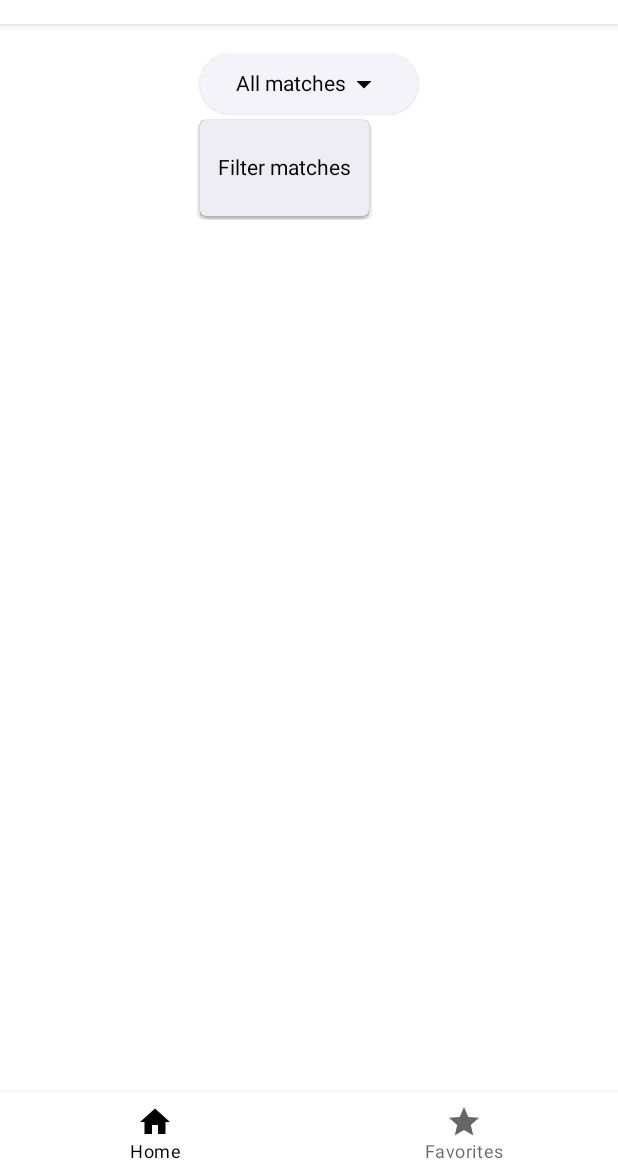
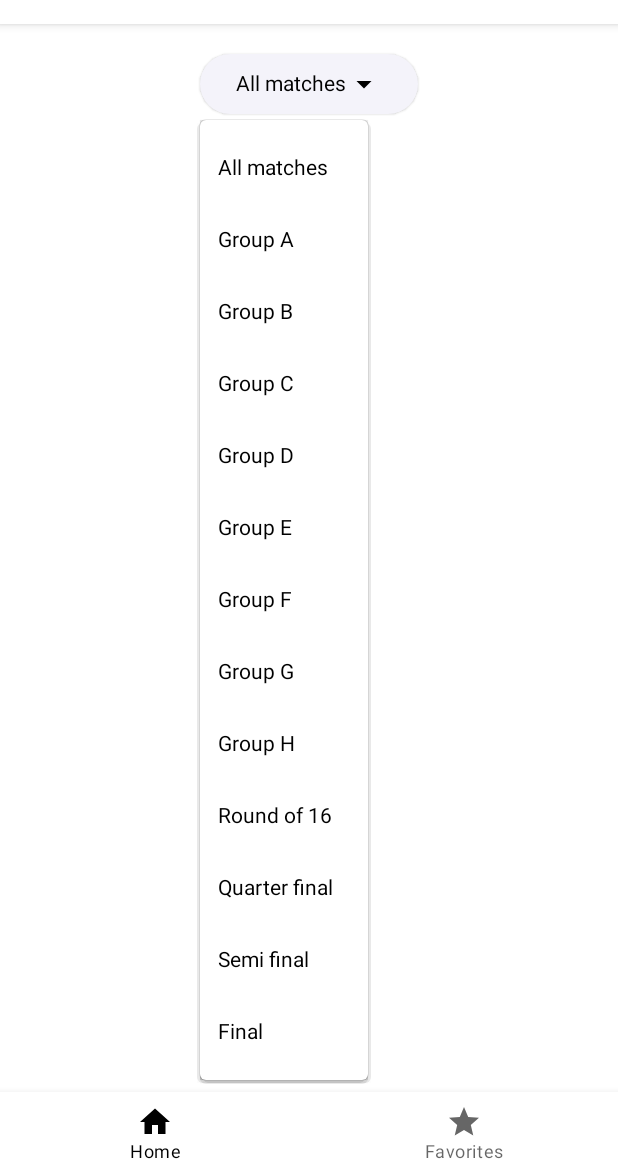
Before and after one commit to dgomesdev/Women-World-Cup, an Android app built with Jetpack Compose: the screen it shows after launch (MainActivity), after a tap on "All matches", on a phone screen of 412 x 824 dp, the part 60-1236 px from its top. Run offline under Robolectric (Android 15) with nearby library versions, the phone set to English and light mode, and no system bars; our stand-ins replace Dagger/Hilt's generated code; network calls fail; pictures from the network do not load; 1 statement that could not run was skipped.

Commit message:
Updated filter button

```diff
--- /dev/null
+++ b/app/src/main/java/com/dgomesdev/features/FilterLists.kt
@@ -0,0 +1,76 @@
+package com.dgomesdev.features
+
+object FilterLists {
+
+    val mainFilters = mapOf(
+        "Stages" to "All matches",
+        "Stadiums" to "All stadiums",
+        "Teams" to "All teams"
+    )
+
+    val stagesList = listOf(
+        "All matches",
+        "Group A",
+        "Group B",
+        "Group C",
+        "Group D",
+        "Group E",
+        "Group F",
+        "Group G",
+        "Group H",
+        "Round of 16",
+        "Quarter final",
+        "Semi final",
+        "Final",
+    )
+
+    val stadiumsList = listOf(
+        "All stadiums",
+        "Brisbane Stadium",
+        "Dunedin Stadium",
+        "Eden Park",
+        "Hindmarsh Stadium",
+        "Melbourne Rectangular Stadium",
+        "Perth Rectangular Stadium",
+        "Sidney Football Stadium",
+        "Stadium Australia",
+        "Waikato Stadium",
+        "Wellington Regional Stadium"
+    )
+
+    val teamsList = mapOf(
+        "All teams" to "",
+        "Argentina" to "ARG",
+        "Australia" to "AUS",
+        "Brazil" to "BRA",
+        "Canada" to "CAN",
+        "China" to "CHN",
+        "Colombia" to "COL",
+        "Costa Rica" to "CRI",
+        "Denmark" to "DNK",
+        "England" to "GBR",
+        "France" to "FRA",
+        "Germany" to "DEU",
+        "Haiti" to "HTI",
+        "Ireland" to "IRL",
+        "Italy" to "ITA",
+        "Jamaica" to "JAM",
+        "Japan" to "JPN",
+        "Morocco" to "MAR",
+        "Netherlands" to "NLD",
+        "New Zealand" to "NZL",
+        "Nigeria" to "NGA",
+        "Norway" to "NOR",
+        "Panama" to "PAN",
+        "Philippines" to "PHL",
+        "Portugal" to "PRT",
+        "South Africa" to "ZAF",
+        "South Korea" to "KOR",
+        "Spain" to "ESP",
+        "Sweden" to "SWE",
+        "Switzerland" to "CHE",
+        "United States" to "USA",
+        "Vietnam" to "VNM",
+        "Zambia" to "ZMB"
+    )
+}
--- a/app/src/main/java/com/dgomesdev/features/MainMenu.kt
+++ b/app/src/main/java/com/dgomesdev/features/MainMenu.kt
@@ -6,6 +6,9 @@ import androidx.compose.foundation.layout.Column
 import androidx.compose.foundation.layout.Row
 import androidx.compose.foundation.layout.fillMaxWidth
 import androidx.compose.foundation.layout.padding
+import androidx.compose.material.DrawerState
+import androidx.compose.material.ScaffoldState
+import androidx.compose.material.rememberDrawerState
 import androidx.compose.material3.Text
 import androidx.compose.runtime.Composable
 import androidx.compose.ui.Alignment
@@ -29,50 +32,27 @@ fun MainMenuHeader() {
 @Composable
 fun MainMenuBody(
     modifier: Modifier = Modifier,
-    onItemClick: (filterType: String, filter: String) -> Unit
+    onFilterButtonTextChange: (String) -> Unit,
+    onFilterSelected: () -> Unit
 ) {
+    val filters = FilterLists.mainFilters
     Column(modifier) {
+        for (filter in filters.entries.iterator()) {
             Row(
                 modifier = Modifier
                     .fillMaxWidth()
                     .clickable {
-                    onItemClick("group", "")
+                        onFilterButtonTextChange(filter.value)
+                        onFilterSelected()
                     }
                     .padding(16.dp)
             ) {
                 Text(
-                text = "Groups",
-                style = TextStyle(fontSize = 18.sp),
-                modifier = Modifier.weight(1f)
-            )
-        }
-        Row(
-            modifier = Modifier
-                .fillMaxWidth()
-                .clickable {
-                    onItemClick("stadium", "")
-                }
-                .padding(16.dp)
-        ) {
-            Text(
-                text = "Stadiums",
-                style = TextStyle(fontSize = 18.sp),
-                modifier = Modifier.weight(1f)
-            )
-        }
-        Row(
-            modifier = Modifier
-                .fillMaxWidth()
-                .clickable {
-                    onItemClick("team", "")
-                }
-                .padding(16.dp)
-        ) {
-            Text(
-                text = "Teams",
+                    text = filter.key,
                     style = TextStyle(fontSize = 18.sp),
                     modifier = Modifier.weight(1f)
                 )
             }
         }
     }
+}
--- a/app/src/main/java/com/dgomesdev/features/MainScreen.kt
+++ b/app/src/main/java/com/dgomesdev/features/MainScreen.kt
@@ -2,6 +2,7 @@ package com.dgomesdev.features
 
 import android.widget.Toast
 import androidx.compose.foundation.Image
+import androidx.compose.foundation.background
 import androidx.compose.foundation.clickable
 import androidx.compose.foundation.layout.Arrangement
 import androidx.compose.foundation.layout.Box
@@ -31,8 +32,6 @@ import androidx.compose.material.icons.filled.Info
 import androidx.compose.material.icons.filled.Menu
 import androidx.compose.material.icons.filled.Star
 import androidx.compose.material.rememberScaffoldState
-import androidx.compose.material3.DropdownMenu
-import androidx.compose.material3.DropdownMenuItem
 import androidx.compose.material3.ElevatedButton
 import androidx.compose.runtime.Composable
 import androidx.compose.runtime.getValue
@@ -58,16 +57,19 @@ import com.dgomesdev.women_world_cup.R
 import kotlinx.coroutines.launch
 
 typealias NotificationOnClick = (match: MatchDomain) -> Unit
-typealias FilterOnClick = (filterType: String, filter: String) -> Unit
+typealias ChooseFilter = (filterType: String, filter: String) -> Unit
 
 @Composable
 fun MainScreen(
     matches: List<MatchDomain>,
     onNotificationClick: NotificationOnClick,
-    filterOnClick: FilterOnClick
+    onFilterChosen: ChooseFilter
 ) {
     val scaffoldState = rememberScaffoldState()
     val scope = rememberCoroutineScope()
+    var filterButtonText by rememberSaveable {
+        mutableStateOf("All matches")
+    }
     Scaffold(
         scaffoldState = scaffoldState,
         topBar = {
@@ -81,13 +83,19 @@ fun MainScreen(
         },
         drawerContent = {
             MainMenuHeader()
-            MainMenuBody(onItemClick = filterOnClick)
+            MainMenuBody(
+                onFilterButtonTextChange = {filterButtonText = it},
+                onFilterSelected = {
+                scope.launch {
+                    scaffoldState.drawerState.close()
+                }
+            })
         },
-        bottomBar = { MatchesBottomNavigation() },
+        bottomBar = { MatchesBottomNavigation() }
     ) { padding ->
         Column(horizontalAlignment = Alignment.CenterHorizontally) {
             Spacer(modifier = Modifier.size(16.dp))
-            FilterChoice()
+            FilterChoice(filterButtonText, onTextChange = { filterButtonText = it}, onFilterChosen = onFilterChosen)
             Spacer(modifier = Modifier.size(16.dp))
             MatchesList(
                 Modifier.padding(padding),
@@ -111,7 +119,7 @@ private fun MatchTopBar(
             )
         },
         navigationIcon = {
-            IconButton(onClick = onNavigationIconClick ) {
+            IconButton(onClick = onNavigationIconClick) {
                 Icon(
                     imageVector = Icons.Filled.Menu,
                     contentDescription = "Localized description"
@@ -131,14 +139,18 @@ private fun MatchTopBar(
 }
 
 @Composable
-fun FilterChoice() {
+fun FilterChoice(
+    buttonText: String,
+    onTextChange: (String) -> Unit,
+    onFilterChosen: ChooseFilter
+) {
     var expanded by remember { mutableStateOf(false) }
-    var buttonText by rememberSaveable { mutableStateOf("All matches") }
     FilterButton(
         expanded = expanded,
-        onExpandedChange = { expanded = it},
+        onExpandedChange = { expanded = it },
         buttonText = buttonText,
-        onTextChange = { buttonText = it}
+        onTextChange = onTextChange,
+        onFilterChosen = onFilterChosen
     )
 }
 
@@ -147,20 +159,44 @@ fun FilterButton(
     expanded: Boolean,
     onExpandedChange: (Boolean) -> Unit,
     buttonText: String,
-    onTextChange: (String) -> Unit
+    onTextChange: (String) -> Unit,
+    onFilterChosen: ChooseFilter
 ) {
+    val listOfStages = FilterLists.stagesList
+    val listOfStadiums = FilterLists.stadiumsList
+    val listOfTeams = FilterLists.teamsList
     Column {
-        ElevatedButton(onClick = { onExpandedChange(true)}) {
+        ElevatedButton(
+            onClick = { onExpandedChange(true) },
+            modifier = Modifier.background(color = MaterialTheme.colors.background)
+        ) {
             Text(text = buttonText)
             Icon(imageVector = Icons.Default.ArrowDropDown, contentDescription = "")
         }
-        DropdownMenu(expanded = expanded, onDismissRequest = { onExpandedChange(false) }) {
-            DropdownMenuItem(
-                text = { Text("Filter matches") },
-                onClick = {
-                    onTextChange("Filtered Matches")
-                    onExpandedChange(false)
-                })
+        when {
+            listOfStadiums.contains(buttonText) -> FilterMatchesByStadium(
+                expanded = expanded,
+                onExpandChange = onExpandedChange,
+                onTextButtonChange = onTextChange,
+                onFilterChosen = onFilterChosen,
+                stadiums = listOfStadiums
+            )
+
+            listOfTeams.contains(buttonText) -> FilterMatchesByTeam(
+                expanded = expanded,
+                onExpandChange = onExpandedChange,
+                onTextButtonChange = onTextChange,
+                onFilterChosen = onFilterChosen,
+                countries = listOfTeams
+            )
+
+            else -> FilterMatchesByStage(
+                expanded = expanded,
+                onExpandChange = onExpandedChange,
+                onTextButtonChange = onTextChange,
+                onFilterChosen = onFilterChosen,
+                stages = listOfStages
+            )
         }
     }
 }
--- a/data/data/src/main/java/com/dgomesdev/data/repository/MatchesRepositoryImpl.kt
+++ b/data/data/src/main/java/com/dgomesdev/data/repository/MatchesRepositoryImpl.kt
@@ -25,7 +25,7 @@ class MatchesRepositoryImpl @Inject constructor(
 
     override suspend fun filterMatches(filterType: String, filter: String): Flow<List<Match>> {
         val filteredList = when (filterType) {
-            "group" -> {
+            "stage" -> {
                 flowOf( remoteDataSource.getMatches().filter {
                     it.name == filter
                 } )
```
Also changed, not shown: app/src/main/java/com/dgomesdev/features/FilterMenus.kt (+58 -69 lines), app/src/main/res/values/strings.xml (+12 -0 lines). Lines whose indentation alone changed are shown as unchanged.
